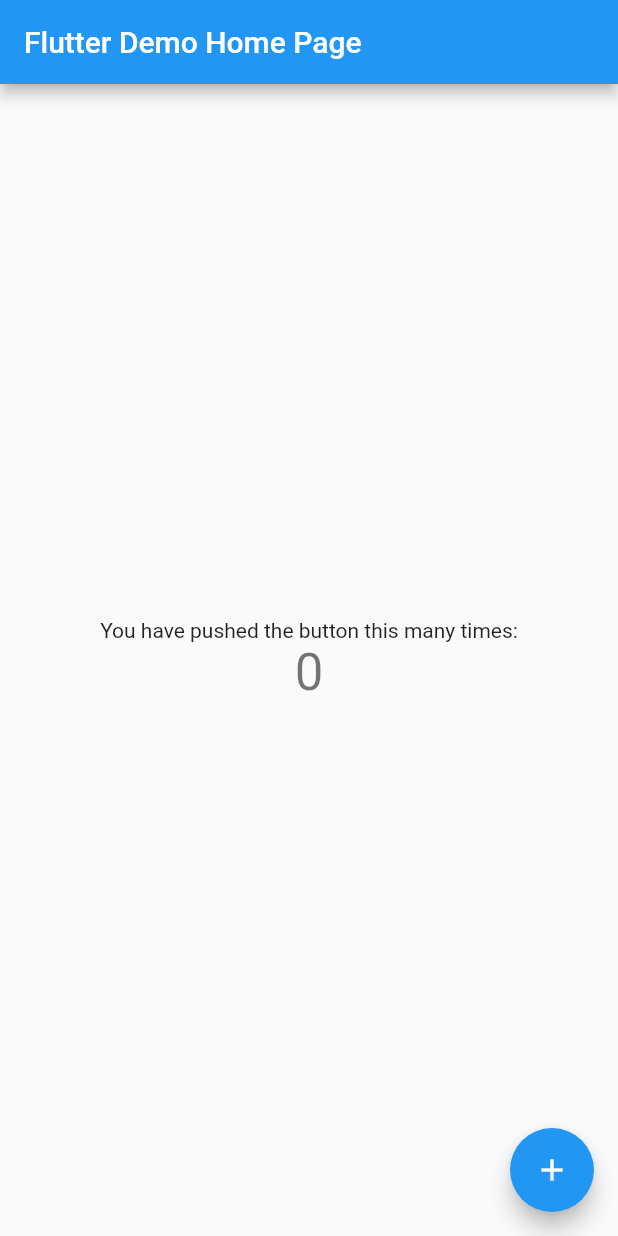
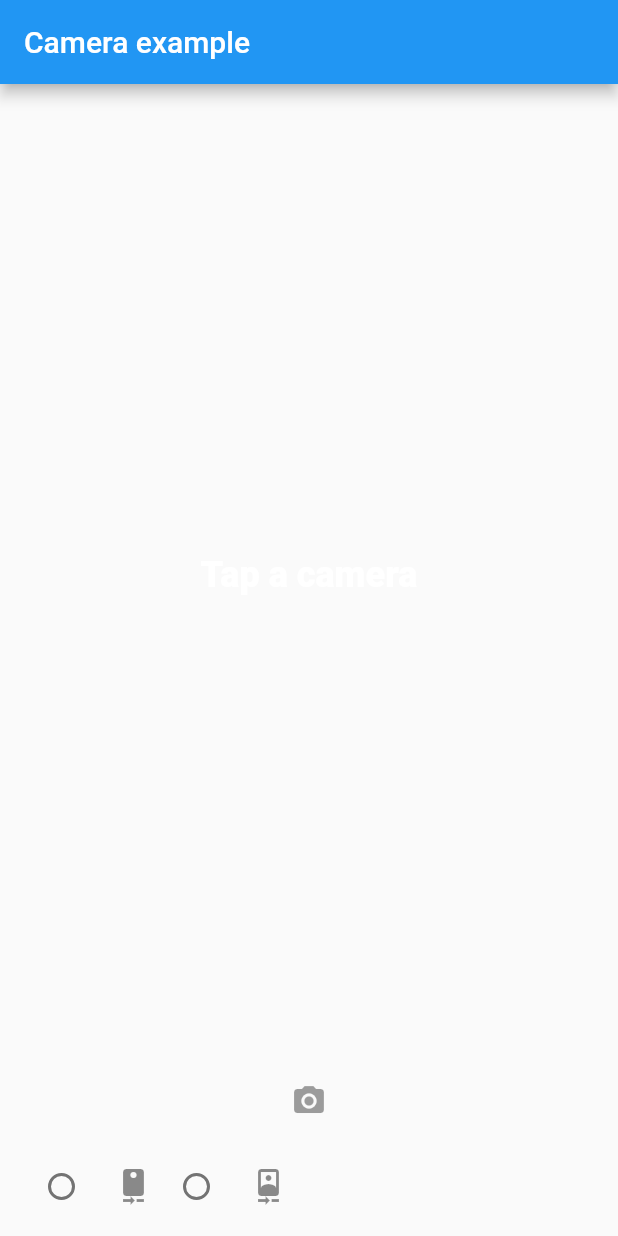
Before and after one commit to lv-kit/flutter_apps, a Flutter app: the screen it shows after launch, on a phone screen of 412 x 824 dp. Run offline on Flutter 3.47's test engine with Material 2 defaults, Android fonts, the phone set to English and light mode, and no system bars; our stand-ins replace camera; missing offline and left inert: image_picker_saver, multi_image_picker, simple_permissions.

Commit message:
can start camera app

```diff
--- a/camera_app_sample/lib/main.dart
+++ b/camera_app_sample/lib/main.dart
@@ -8,112 +8,249 @@ import 'package:simple_permissions/simple_permissions.dart';
 
 List<CameraDescription> cameras;
 
-void main() => runApp(MyApp());
+Future<Null> main() async {
+  try {
+    cameras = await availableCameras();
+    await requestPermission();
+  } on CameraException catch (e) {
+    print(e);
+  }
+
+  runApp(new MyApp());
+}
 
 class MyApp extends StatelessWidget {
-  // This widget is the root of your application.
   @override
   Widget build(BuildContext context) {
-    return MaterialApp(
-      title: 'Flutter Demo',
-      theme: ThemeData(
-        // This is the theme of your application.
-        //
-        // Try running your application with "flutter run". You'll see the
-        // application has a blue toolbar. Then, without quitting the app, try
-        // changing the primarySwatch below to Colors.green and then invoke
-        // "hot reload" (press "r" in the console where you ran "flutter run",
-        // or simply save your changes to "hot reload" in a Flutter IDE).
-        // Notice that the counter didn't reset back to zero; the application
-        // is not restarted.
-        primarySwatch: Colors.blue,
-      ),
-      home: MyHomePage(title: 'Flutter Demo Home Page'),
+    return new MaterialApp(
+      home: new MyHomePage(),
     );
   }
 }
 
 class MyHomePage extends StatefulWidget {
-  MyHomePage({Key key, this.title}) : super(key: key);
-
-  // This widget is the home page of your application. It is stateful, meaning
-  // that it has a State object (defined below) that contains fields that affect
-  // how it looks.
-
-  // This class is the configuration for the state. It holds the values (in this
-  // case the title) provided by the parent (in this case the App widget) and
-  // used by the build method of the State. Fields in a Widget subclass are
-  // always marked "final".
-
-  final String title;
-
   @override
-  _MyHomePageState createState() => _MyHomePageState();
+  _MyHomePageState createState() => new _MyHomePageState();
 }
 
 class _MyHomePageState extends State<MyHomePage> {
-  int _counter = 0;
+  CameraController controller;
+  String imagePath;
 
-  void _incrementCounter() {
-    setState(() {
-      // This call to setState tells the Flutter framework that something has
-      // changed in this State, which causes it to rerun the build method below
-      // so that the display can reflect the updated values. If we changed
-      // _counter without calling setState(), then the build method would not be
-      // called again, and so nothing would appear to happen.
-      _counter++;
+  final GlobalKey<ScaffoldState> _scaffoldKey = new GlobalKey<ScaffoldState>();
+
+  @override
+  Widget build(BuildContext context) {
+    return new Scaffold(
+      key: _scaffoldKey,
+      appBar: new AppBar(
+        title: const Text('Camera example'),
+      ),
+      body: new Column(
+        children: <Widget>[
+          new Expanded(
+            child: new Container(
+              child: new Padding(
+                padding: const EdgeInsets.all(1.0),
+                child: new Center(
+                  child: _cameraPreviewWidget(),
+                ),
+              ),
+            ),
+          ),
+          _captureIconWidget(),
+          new Padding(
+            padding: const EdgeInsets.all(5.0),
+            child: new Row(
+              mainAxisAlignment: MainAxisAlignment.start,
+              children: <Widget>[
+                _cameraTogglesRowWidget(),
+                _thumbnailWidget(),
+              ],
+            ),
+          ),
+        ],
+      ),
+    );
+  }
+
+  // camera preview widget
+  Widget _cameraPreviewWidget() {
+    if (controller == null || !controller.value.isInitialized) {
+      return const Text(
+        'Tap a camera',
+        style: TextStyle(
+          color: Colors.white,
+          fontSize: 24.0,
+          fontWeight: FontWeight.w900,
+        ),
+      );
+    } else {
+      return new AspectRatio(
+        aspectRatio: controller.value.aspectRatio,
+        child: new CameraPreview(controller),
+      );
+    }
+  }
+
+  // thumbnail widget
+  Widget _thumbnailWidget() {
+    return new Expanded(
+      child: new Align(
+        alignment: Alignment.centerRight,
+        child: imagePath == null
+            ? null
+            : new SizedBox(
+          child: new Image.file(new File(imagePath)),
+          width: 64.0,
+          height: 64.0,
+        ),
+      ),
+    );
+  }
+
+  // camera icon widget
+  Widget _captureIconWidget() {
+    return new Row(
+      mainAxisAlignment: MainAxisAlignment.spaceEvenly,
+      mainAxisSize: MainAxisSize.max,
+      children: <Widget>[
+        new IconButton(
+          icon: const Icon(Icons.camera_alt),
+          color: Colors.blue,
+          onPressed: controller != null &&
+              controller.value.isInitialized
+              ? onTakePictureButtonPressed
+              : null,
+        ),
+      ],
+    );
+  }
+
+  // camera switch in or out
+  Widget _cameraTogglesRowWidget() {
+    final List<Widget> toggles = <Widget>[];
+
+    if (cameras.isEmpty) {
+      return const Text('No camera fount');
+    } else {
+      for (CameraDescription cameraDescription in cameras) {
+        toggles.add(
+          new SizedBox(
+            width: 90.0,
+            child: new RadioListTile<CameraDescription>(
+              title: new Icon(getCameraLensIcon(cameraDescription.lensDirection)),
+              value: cameraDescription,
+              groupValue: controller?.description,
+              onChanged: onNewCameraSelected,
+            ),
+          ),
+        );
+      }
+    }
+
+    return new Row(children: toggles,);
+  }
+
+  // toggle
+  void onNewCameraSelected(CameraDescription cameraDescription) async {
+    if (controller != null) {
+      await controller.dispose();
+    }
+    controller = new CameraController(CameraDescription(), ResolutionPreset.high);
+
+    controller.addListener(() {
+      if (mounted) setState(() {
+        //
+      });
+    });
+
+    try {
+      await controller.initialize();
+    } on CameraException catch (e) {
+      print(e);
+    }
+
+    if (mounted) {
+      setState(() {
+        //
+      });
+    }
+  }
+
+  // when called touch camera icon
+  void onTakePictureButtonPressed() {
+    takePicture().then((String filePath) {
+      if (mounted) {
+        setState(() {
+          imagePath = filePath;
+        });
+      }
     });
   }
 
-  @override
-  Widget build(BuildContext context) {
-    // This method is rerun every time setState is called, for instance as done
-    // by the _incrementCounter method above.
-    //
-    // The Flutter framework has been optimized to make rerunning build methods
-    // fast, so that you can just rebuild anything that needs updating rather
-    // than having to individually change instances of widgets.
-    return Scaffold(
-      appBar: AppBar(
-        // Here we take the value from the MyHomePage object that was created by
-        // the App.build method, and use it to set our appbar title.
-        title: Text(widget.title),
-      ),
-      body: Center(
-        // Center is a layout widget. It takes a single child and positions it
-        // in the middle of the parent.
-        child: Column(
-          // Column is also layout widget. It takes a list of children and
-          // arranges them vertically. By default, it sizes itself to fit its
-          // children horizontally, and tries to be as tall as its parent.
-          //
-          // Invoke "debug painting" (press "p" in the console, choose the
-          // "Toggle Debug Paint" action from the Flutter Inspector in Android
-          // Studio, or the "Toggle Debug Paint" command in Visual Studio Code)
-          // to see the wireframe for each widget.
-          //
-          // Column has various properties to control how it sizes itself and
-          // how it positions its children. Here we use mainAxisAlignment to
-          // center the children vertically; the main axis here is the vertical
-          // axis because Columns are vertical (the cross axis would be
-          // horizontal).
-          mainAxisAlignment: MainAxisAlignment.center,
-          children: <Widget>[
-            Text(
-              'You have pushed the button this many times:',
-            ),
-            Text(
-              '$_counter',
-              style: Theme.of(context).textTheme.display1,
-            ),
-          ],
-        ),
-      ),
-      floatingActionButton: FloatingActionButton(
-        onPressed: _incrementCounter,
-        tooltip: 'Increment',
-        child: Icon(Icons.add),
-      ), // This trailing comma makes auto-formatting nicer for build methods.
-    );
+  // タイムスタンプを返す関数
+  String timestamp() => new DateTime.now().millisecondsSinceEpoch.toString();
+
+  // カメラで撮影した画像を保存する関数
+  Future<String> takePicture() async {
+    if (!controller.value.isInitialized) {
+      return null;
+    }
+
+    Directory dir;
+    if (Platform.isAndroid) {
+      dir = await getExternalStorageDirectory(); // 外部ストレージに保存
+    } else if (Platform.isIOS) {
+      dir = await getTemporaryDirectory(); // 一時ディレクトリに保存
+    } else {
+      return null;
+    }
+
+    final String dirPath = '${dir.path}/Pictures/flutter_test';
+    await Directory(dirPath).create(recursive: true);
+    String filePath = '$dirPath/${timestamp()}.jpg';
+
+    if (controller.value.isTakingPicture) {
+      return null;
+    }
+
+    try {
+      await controller.takePicture(filePath);
+    } on CameraException catch (e){
+      print(e);
+      return null;
+    }
+
+    if (Platform.isIOS) {
+      String tmpPath = filePath;
+      var savedFile = File.fromUri(Uri.file(tmpPath));
+      filePath = await ImagePickerSaver.saveFile(fileData: savedFile.readAsBytesSync());
+    }
+
+    return filePath;
+
   }
 }
+
+// return camera icon function
+IconData getCameraLensIcon(CameraLensDirection direction) {
+  switch (direction) {
+    case CameraLensDirection.back:
+      return Icons.camera_rear;
+    case CameraLensDirection.front:
+      return Icons.camera_front;
+    case CameraLensDirection.external:
+      return Icons.camera;
+  }
+  throw new ArgumentError('Unkown lens direction');
+}
+
+// do permission function
+requestPermission() async {
+  if (Platform.isAndroid && !await SimplePermissions.checkPermission(Permission.WriteExternalStorage)) {
+    SimplePermissions.requestPermission(Permission.WriteExternalStorage);
+  } else if (Platform.isIOS && !await SimplePermissions.checkPermission(Permission.PhotoLibrary)) {
+    SimplePermissions.requestPermission(Permission.PhotoLibrary);
+  }
+}
```
Also changed, not shown: 4 other files.
